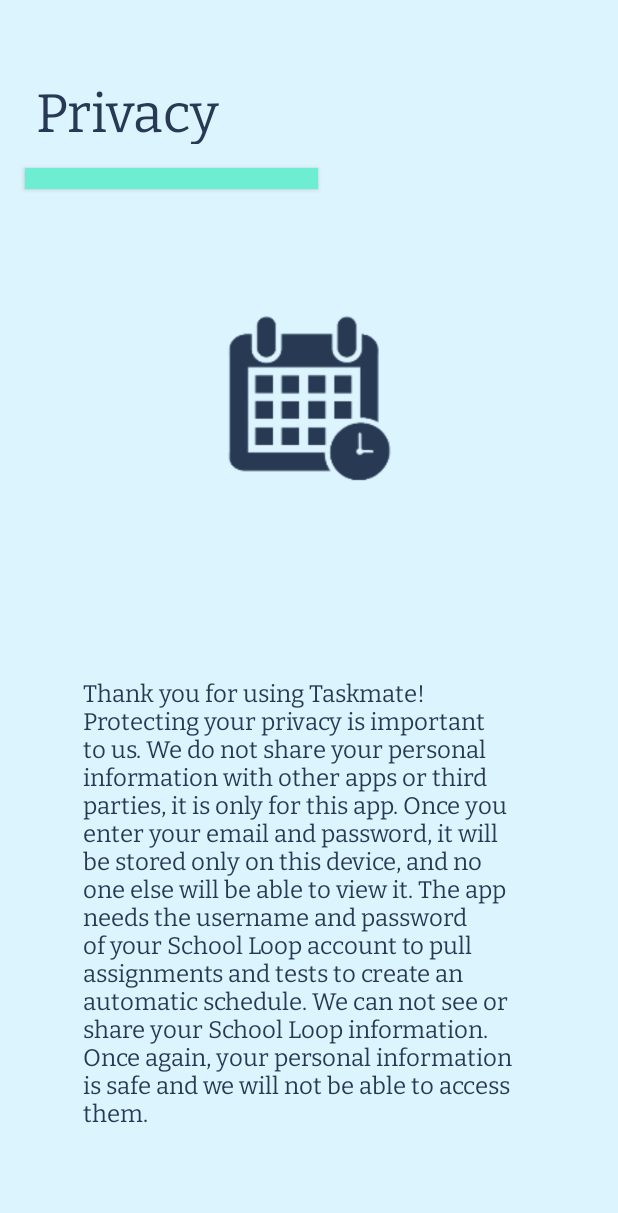
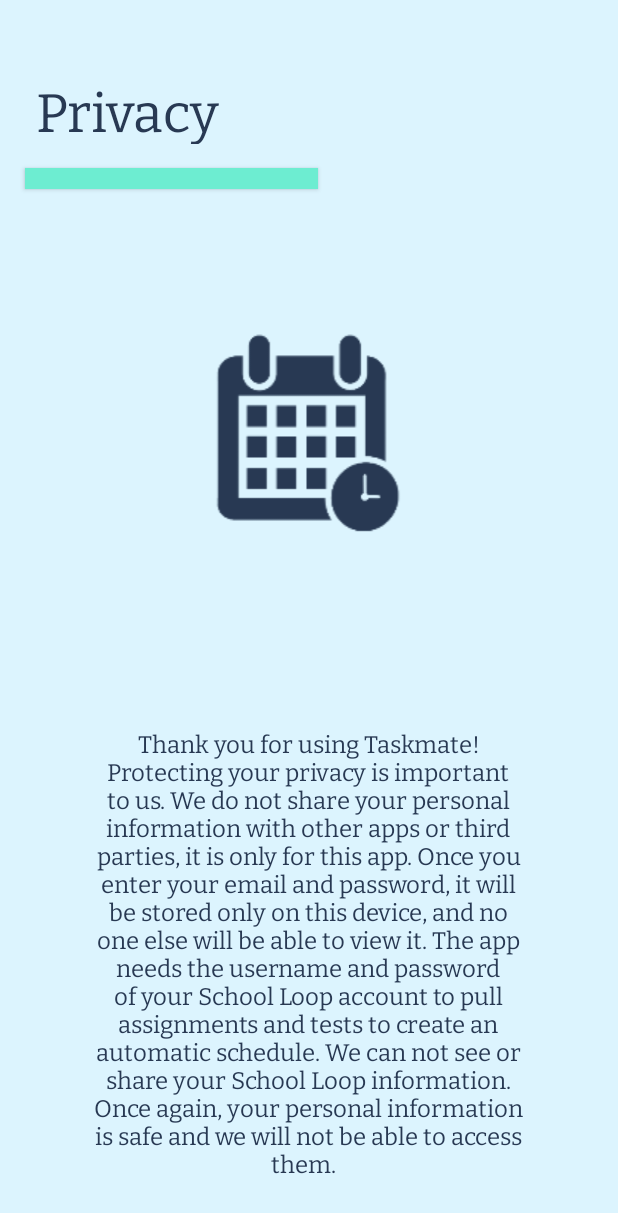
Before and after one commit to scarletdiv0922/Technovation2021, an Android app: the Privacy screen opened directly, with no data from a screen before it, on a phone screen of 412 x 824 dp. Shown: the top 1213 px of the screen. Run offline under Robolectric (Android 15) with nearby library versions, the phone set to English and light mode, and no system bars.

Commit message:
calendar color changes

```diff
--- a/app/src/main/java/com/example/technovation2021/CustomCalendar.java
+++ b/app/src/main/java/com/example/technovation2021/CustomCalendar.java
@@ -286,7 +286,7 @@ public class CustomCalendar extends LinearLayout implements EventsFetchedListene
 
         private int getColor(Event e) {
             if ( e.eventDesc.contains("Math") )
-                return R.color.babypink;
+                return Color.MAGENTA;
             if ( e.eventDesc.contains("History") )
                 return R.color.lavender;
             if ( e.eventDesc.contains("Science") )
@@ -295,7 +295,7 @@ public class CustomCalendar extends LinearLayout implements EventsFetchedListene
                 return Color.MAGENTA;
             if ( e.eventDesc.contains("Physical") )
                 return Color.GRAY;
-            return Color.BLUE;
+            return Color.CYAN;
         }
 
         private void setCalEvent(int evNr, Event e, View view) {
--- a/app/src/main/java/com/example/technovation2021/EventNotificationBroadcast.java
+++ b/app/src/main/java/com/example/technovation2021/EventNotificationBroadcast.java
@@ -16,7 +16,7 @@ import java.util.ArrayList;
 import androidx.core.app.NotificationCompat;
 import androidx.core.app.NotificationManagerCompat;
 
-@RequiresApi(api = Build.VERSION_CODES.O)
+//@RequiresApi(api = Build.VERSION_CODES.O)
 public class EventNotificationBroadcast extends BroadcastReceiver {
 
     public static String NOTIFICATION_ID = "notification-id" ;
--- a/app/src/main/res/layout/activity_privacy.xml
+++ b/app/src/main/res/layout/activity_privacy.xml
@@ -19,15 +19,16 @@
 
     <Button
         android:id="@+id/logo"
-        android:layout_width="191dp"
-        android:layout_height="183dp"
+        android:layout_width="216dp"
+        android:layout_height="220dp"
         android:background="@drawable/largertasklogo"
         android:contentDescription="@string/img_todo"
         app:layout_constraintBottom_toBottomOf="parent"
         app:layout_constraintEnd_toEndOf="parent"
+        app:layout_constraintHorizontal_bias="0.497"
         app:layout_constraintStart_toStartOf="parent"
         app:layout_constraintTop_toTopOf="parent"
-        app:layout_constraintVertical_bias="0.271" />
+        app:layout_constraintVertical_bias="0.295" />
 
     <Button
         android:id="@+id/emptyRectangle3"
@@ -64,8 +65,9 @@
         android:id="@+id/privacyPolicy"
         android:layout_width="300dp"
         android:layout_height="320dp"
-        android:layout_marginBottom="52dp"
+        android:layout_marginBottom="28dp"
         android:fontFamily="@font/bitter"
+        android:gravity="center"
         android:text="Thank you for using Taskmate! Protecting your privacy is important to us. We do not share your personal information with other apps or third parties, it is only for this app. Once you enter your email and password, it will be stored only on this device, and no one else will be able to view it. The app needs the username and password of your School Loop account to pull assignments and tests to create an automatic schedule. We can not see or share your School Loop information. Once again, your personal information is safe and we will not be able to access them.  "
         android:textColor="#283953"
         android:textSize="16sp"
--- a/app/src/main/res/layout/activity_user_onboarding_screen_three.xml
+++ b/app/src/main/res/layout/activity_user_onboarding_screen_three.xml
@@ -18,7 +18,7 @@
         android:fontFamily="@font/bitter"
         android:onClick="continue3Clicked"
         android:shadowColor="#d7f4ffff"
-        android:text="@string/continuebutton"
+        android:text="Next"
         android:textAllCaps="false"
         android:textColor="#283953"
         android:textColorHint="#d7f4ffff"
--- a/app/src/main/res/menu/cal_act_menu.xml
+++ b/app/src/main/res/menu/cal_act_menu.xml
@@ -4,7 +4,7 @@
 
     <item
         android:id="@+id/settingMenu"
-        android:title="Settings" />
+        android:title="School Loop" />
 
     <item android:title="Add Activity"
         android:id="@+id/studentActivity" />
```
